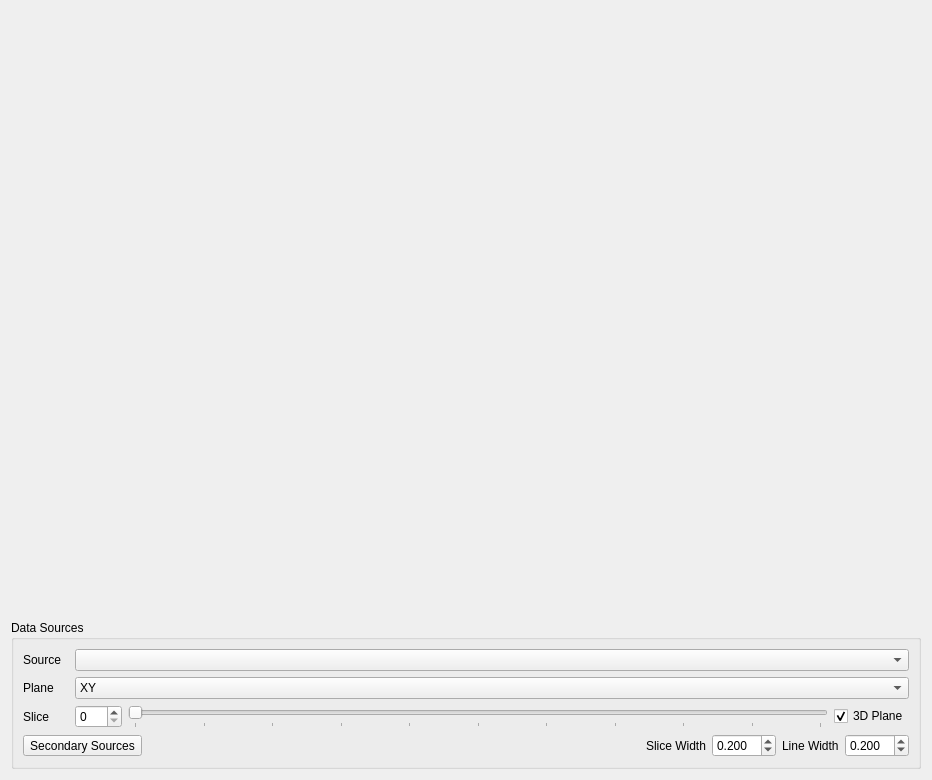
Above: src/ui/Draw2DView.ui from ericspod/Eidolon before the change. Below: the same form after it.
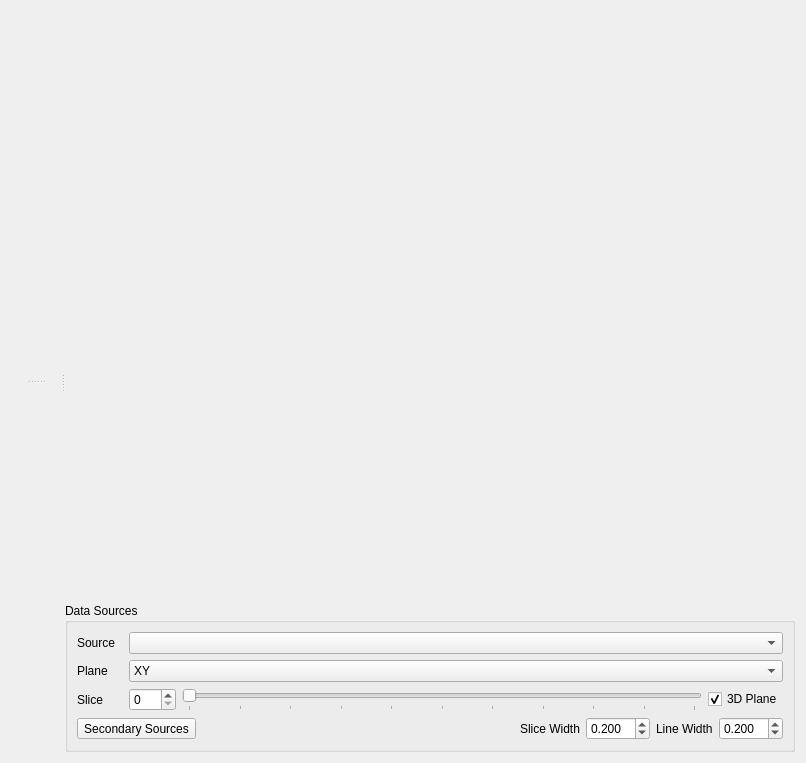
That is the form after the change.

What changed in the file:
```diff
--- a/src/ui/Draw2DView.ui
+++ b/src/ui/Draw2DView.ui
@@ -6,8 +6,8 @@
    <rect>
     <x>0</x>
     <y>0</y>
-    <width>932</width>
-    <height>780</height>
+    <width>806</width>
+    <height>763</height>
    </rect>
   </property>
   <property name="windowTitle">
@@ -15,6 +15,27 @@
   </property>
   <layout class="QGridLayout" name="gridLayout">
    <item row="0" column="0">
+    <widget class="QSplitter" name="vsplit">
+     <property name="orientation">
+      <enum>Qt::Horizontal</enum>
+     </property>
+     <widget class="QSplitter" name="hsplit">
+      <property name="minimumSize">
+       <size>
+        <width>50</width>
+        <height>0</height>
+       </size>
+      </property>
+      <property name="orientation">
+       <enum>Qt::Vertical</enum>
+      </property>
+      <property name="childrenCollapsible">
+       <bool>false</bool>
+      </property>
+      <widget class="QWidget" name="drawWidgetTL" native="true"/>
+      <widget class="QWidget" name="drawWidgetBL" native="true"/>
+     </widget>
+     <widget class="QWidget" name="verticalLayoutWidget">
     <layout class="QVBoxLayout" name="mainLayout">
      <item>
       <widget class="QWidget" name="drawWidget" native="true">
@@ -303,6 +324,8 @@
       </widget>
      </item>
     </layout>
+     </widget>
+    </widget>
    </item>
   </layout>
  </widget>
```
Left out of the diff: 2 changed lines with no effect on the pictures. Lines whose indentation alone changed are shown as unchanged.
